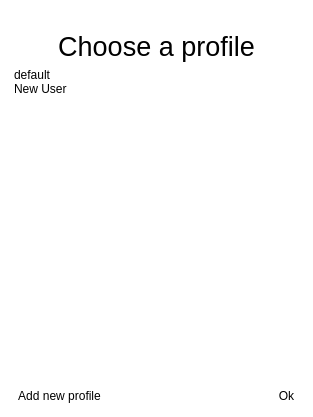
The window that src/ui/qgsuserprofileselectiondialog.ui (qgis/QGIS) describes before a commit, drawn with Qt 5.
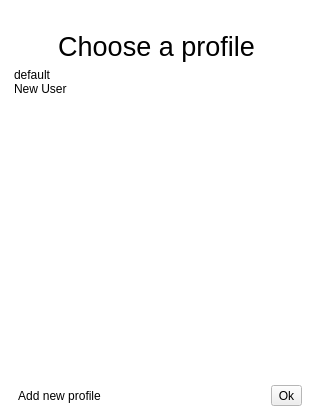
The same window after the commit. Icons and pictures are not drawn.

Commit message: Don't autoraise OK button in profile selector, makes it too hard to see

```diff
--- a/src/ui/qgsuserprofileselectiondialog.ui
+++ b/src/ui/qgsuserprofileselectiondialog.ui
@@ -193,7 +193,7 @@
         <enum>Qt::ToolButtonTextBesideIcon</enum>
        </property>
        <property name="autoRaise">
-        <bool>true</bool>
+        <bool>false</bool>
        </property>
       </widget>
      </item>
```
